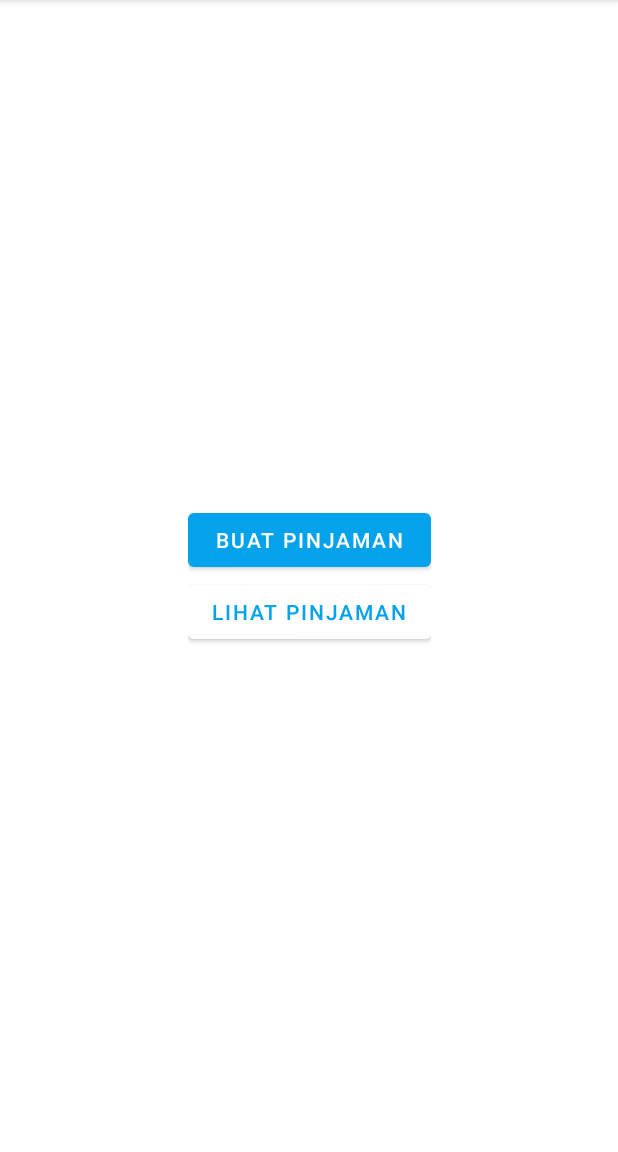
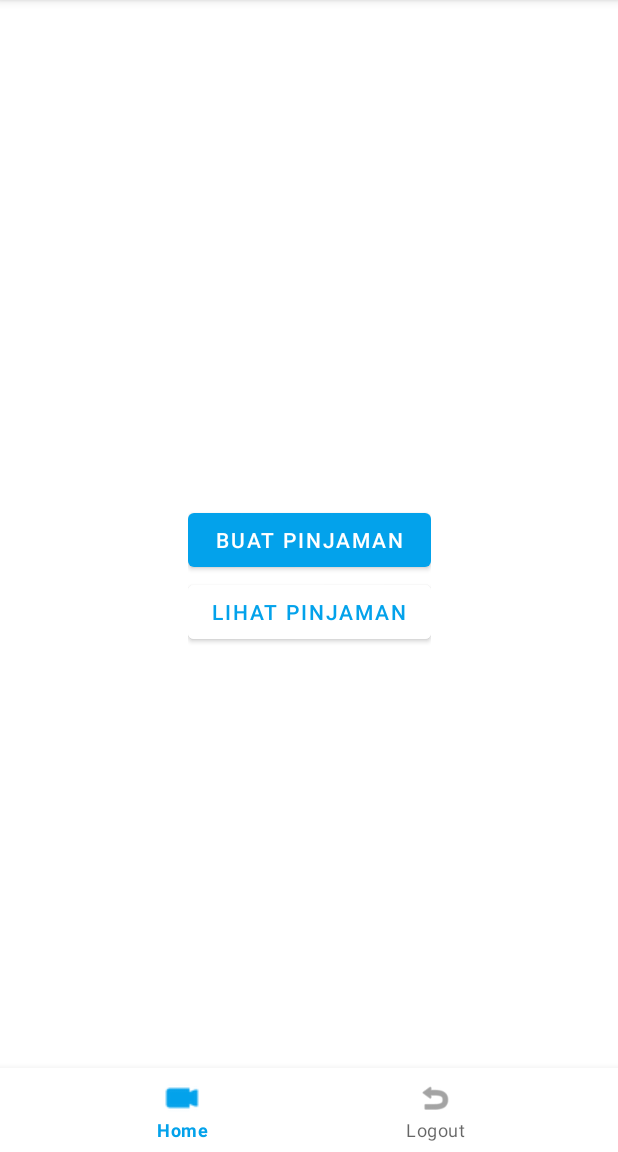
Before and after one commit to ReisaSiva/VeriLive, an Android app: the screen it shows after launch once a user with an empty profile is signed in (HomeActivity), on a phone screen of 412 x 824 dp, the part 84-1236 px from its top. Run offline under Robolectric (Android 15) with nearby library versions, the phone set to English and light mode, and no system bars; our stand-ins replace Firebase (no records; nobody signed in at launch, a user with empty details on screens opened directly); libraries missing offline, so code that uses them is left out: com.kaopiz.kprogresshud.

Commit message:
Hampir Final

```diff
--- a/app/src/main/AndroidManifest.xml
+++ b/app/src/main/AndroidManifest.xml
@@ -25,6 +25,8 @@
         android:theme="@style/Theme.VeriLive">
         <activity android:name=".loan.ListLoan"></activity>
         <activity android:name=".loan.DetailLoan" />
+        <activity android:name=".loan.dummy.loan_item" />
+
         <activity android:name=".loan.AddLoanActivity" />
         <activity android:name=".home.HomeActivity" />
         <activity android:name=".register.RegisterActivity" />
--- a/app/src/main/java/com/reisa/verilive/home/HomeActivity.java
+++ b/app/src/main/java/com/reisa/verilive/home/HomeActivity.java
@@ -6,18 +6,26 @@ import android.widget.Button;
 
 import androidx.appcompat.app.AppCompatActivity;
 
+import com.google.android.material.bottomnavigation.BottomNavigationView;
+import com.google.firebase.auth.FirebaseAuth;
+import com.google.firebase.firestore.FirebaseFirestore;
 import com.reisa.verilive.R;
 import com.reisa.verilive.loan.AddLoanActivity;
 import com.reisa.verilive.loan.ListLoan;
+import com.reisa.verilive.login.LoginActivity;
 
 public class HomeActivity extends AppCompatActivity {
     private Button lihatBTn, buatBtn;
+    private BottomNavigationView bottomNavigationView;
+    private FirebaseFirestore firebaseFirestore;
+    private FirebaseAuth firebaseAuth;
     @Override
     protected void onCreate(Bundle savedInstanceState) {
         super.onCreate(savedInstanceState);
         setContentView(R.layout.activity_home);
         lihatBTn = findViewById(R.id.lihatPinjaman);
         buatBtn = findViewById(R.id.buatPinjaman);
+        bottomNavigationView = findViewById(R.id.bottomNavigationView);
 
         lihatBTn.setOnClickListener(view -> {
             Intent moveRegister = new Intent(HomeActivity.this, ListLoan.class);
@@ -28,5 +36,25 @@ public class HomeActivity extends AppCompatActivity {
             Intent moveRegister = new Intent(HomeActivity.this, AddLoanActivity.class);
             startActivity(moveRegister);
         });
+        bottomNavigationView.setOnNavigationItemSelectedListener(item -> {
+            if (item.getItemId() == R.id.logout) {
+
+                logout();
+
+                Intent moveToLogin = new Intent(HomeActivity.this, LoginActivity.class);
+                startActivity(moveToLogin);
+                finish();
+                return true;
+            }
+
+            return true;
+        });
     }
-}
+
+    public void logout() {
+        {
+            firebaseAuth.getInstance()
+                    .signOut();
+        }
+    }
+    }
--- a/app/src/main/java/com/reisa/verilive/login/LoginActivity.java
+++ b/app/src/main/java/com/reisa/verilive/login/LoginActivity.java
@@ -1,5 +1,6 @@
 package com.reisa.verilive.login;
 
+import android.app.Activity;
 import android.content.Intent;
 import android.os.Bundle;
 import android.text.TextUtils;
--- a/app/src/main/res/layout/activity_home.xml
+++ b/app/src/main/res/layout/activity_home.xml
@@ -30,4 +30,13 @@
             android:text="Lihat Pinjaman"
             android:textColor="@color/mainblue" />
     </LinearLayout>
+    <com.google.android.material.bottomnavigation.BottomNavigationView
+        android:id="@+id/bottomNavigationView"
+        android:layout_width="match_parent"
+        android:layout_height="wrap_content"
+        app:layout_constraintBottom_toBottomOf="parent"
+        app:layout_constraintEnd_toEndOf="parent"
+        app:layout_constraintHorizontal_bias="0.0"
+        app:layout_constraintStart_toStartOf="parent"
+        app:menu="@menu/menu" />
 </androidx.constraintlayout.widget.ConstraintLayout>
```
Also changed, not shown: app/src/main/java/com/reisa/verilive/loan/AddLoanActivity.java (+12 -5 lines), app/src/main/java/com/reisa/verilive/loan/ListLoan.java (+14 -2 lines), app/src/main/java/com/reisa/verilive/loan/dummy/Loan.java (+17 -1 lines), app/src/main/java/com/reisa/verilive/loan/dummy/loan_item.java (added, +36 -0 lines), app/src/main/res/layout/loan_item.xml (+25 -1 lines).
